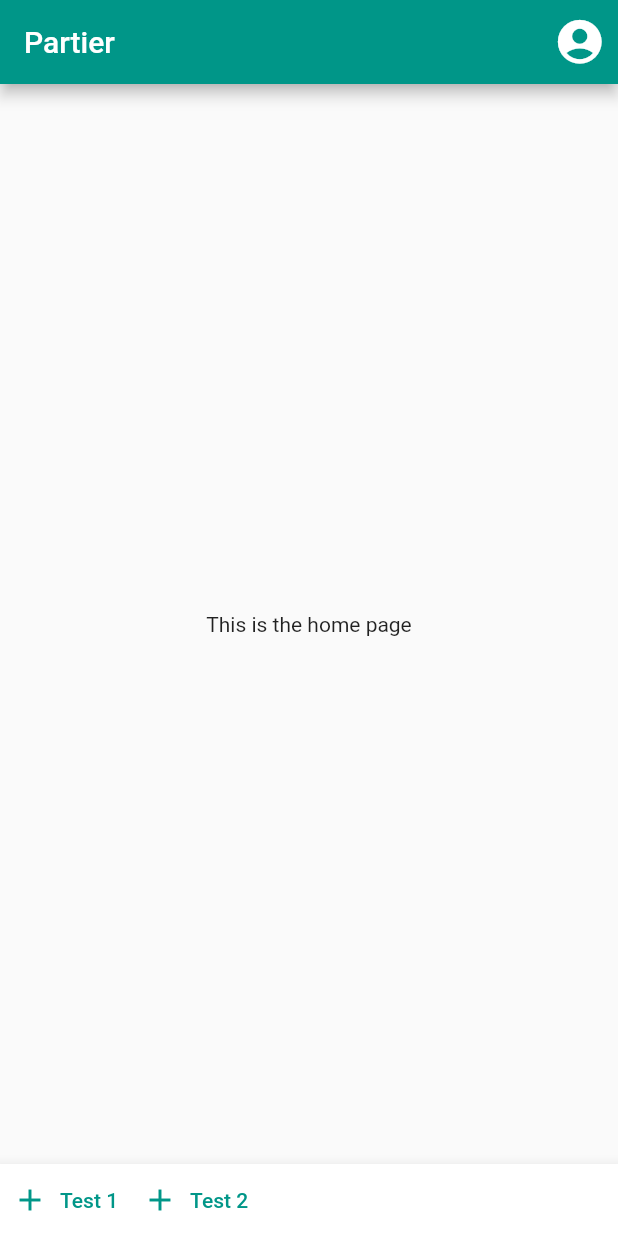
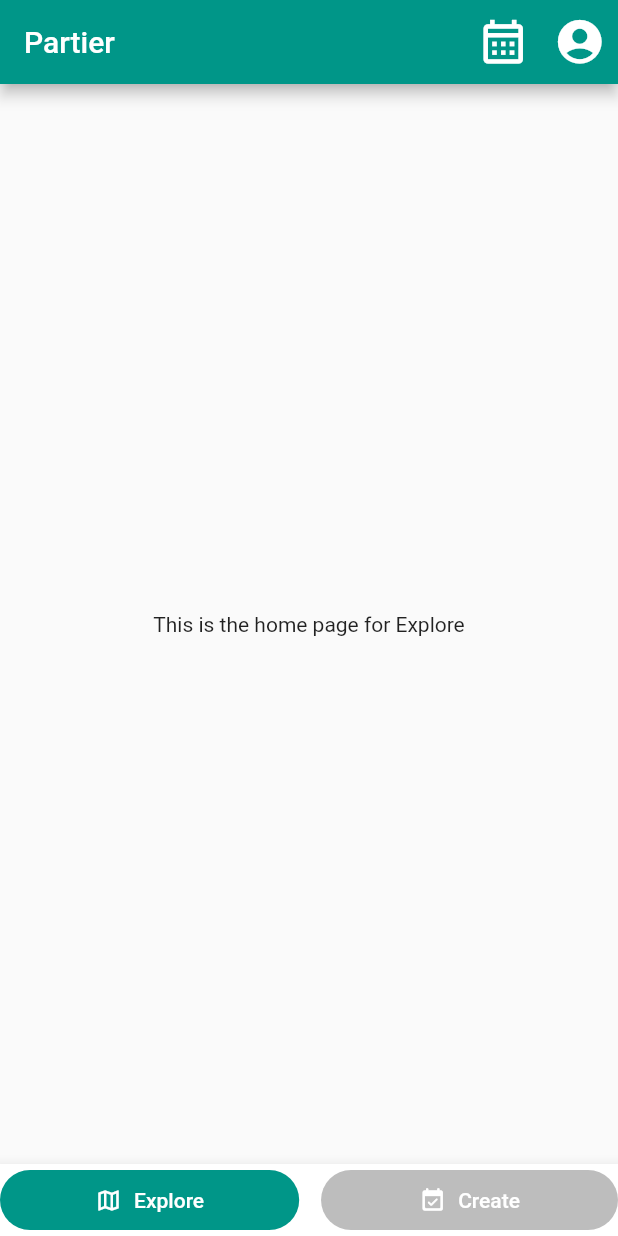
Before and after one commit to mick0974/partier, a Flutter app: the screen it shows after launch, on a phone screen of 412 x 824 dp. Run offline on Flutter 3.47's test engine with Material 2 defaults, Android fonts, the phone set to English and light mode, and no system bars.

Commit message:
Play with bottom buttons.

```diff
--- a/lib/home_page.dart
+++ b/lib/home_page.dart
@@ -1,4 +1,6 @@
 import 'package:flutter/material.dart';
+
+import 'page/discover_page/discover_page.dart';
 
 //import './bar/bar_widget.dart';
 
@@ -21,6 +23,16 @@ class HomePage extends StatefulWidget {
 /// * An instance of Page widget managing whether a DiscoverPage widget or a
 /// UserPage widget should be displayed.
 class _HomePageState extends State<HomePage> {
+	bool explore = true;
+	bool create = false;
+
+	void Show_date_picker() {
+		showDatePicker(context: context,
+				initialDate: DateTime.now(),
+				firstDate: DateTime(2006),
+				lastDate: DateTime(2036)
+		);
+	}
 
 	@override
 	Widget build(BuildContext context) {
@@ -35,24 +47,66 @@ class _HomePageState extends State<HomePage> {
 			},
 		);
 
+
+		Widget calendar = IconButton(
+			icon: const Icon(Icons.calendar_month_outlined),
+			iconSize: 35,
+			tooltip: 'calendar',
+			onPressed: Show_date_picker,
+		);
+
 		return Scaffold(
 			appBar: AppBar(
 				title: Text(widget.title),
-				actions: <Widget>[userButton],
+				actions: <Widget>[calendar,userButton],
 			),
-			body: const Center(child: Text('This is the home page'),),
+			body: explore
+				? const Center(child: Text('This is the home page for Explore'),) // qui ci va il richiamo alla classe principale dewl file discover_page.dart
+			: const Center(child: Text('This is the home page for Create'),), // qui il link per la create_page.dart
 			bottomNavigationBar: BottomAppBar(
 				child: Row(
+					mainAxisAlignment: MainAxisAlignment.spaceBetween,
 					children: <Widget>[
-						TextButton.icon(
-							onPressed: () {},
-							label: const Text('Test 1'),
-							icon: const Icon(Icons.add),
+						FilledButton.icon(
+							onPressed: () {ScaffoldMessenger.of(context).showSnackBar(
+									const SnackBar(content: Text('Switch to explore mode.'),
+									duration: Duration(milliseconds: 1000)));
+									setState(() {
+										explore = true;
+										create = false;
+									});
+								},
+							label: const Text('Explore'),
+							icon: const Icon(Icons.map_outlined),
+							style: explore
+									? ElevatedButton.styleFrom(
+										// minimumSize: const Size.fromHeight(1),
+										padding: EdgeInsets.symmetric(horizontal: MediaQuery.of(context).size.shortestSide/6.5),
+							)
+									: ElevatedButton.styleFrom(
+										primary: Colors.black26,
+										padding: EdgeInsets.symmetric(horizontal: MediaQuery.of(context).size.shortestSide/6.5),
+									),
 						),
-						TextButton.icon(
-							onPressed: () {},
-							label: const Text('Test 2'),
-							icon: const Icon(Icons.add),
+						FilledButton.icon(
+							onPressed: () => {ScaffoldMessenger.of(context).showSnackBar(
+									const SnackBar(content: Text('Switch to host mode.'),
+											duration: Duration(milliseconds: 1000))),
+									setState(() {
+										create = true;
+										explore = false;
+									})
+								},
+							label: const Text('Create'),
+							icon: const Icon(Icons.event_available_rounded),
+							style: create
+									? ElevatedButton.styleFrom(
+								padding: EdgeInsets.symmetric(horizontal: MediaQuery.of(context).size.shortestSide/6.3),
+							)
+									: ElevatedButton.styleFrom(
+								primary: Colors.black26,
+								padding: EdgeInsets.symmetric(horizontal: MediaQuery.of(context).size.shortestSide/6.3),
+							),
 						),
 					],
 				),
```
Also changed, not shown: lib/page/discover_page/discover_page.dart (+72 -0 lines), lib/page/create_page/create_page.dart (added).
